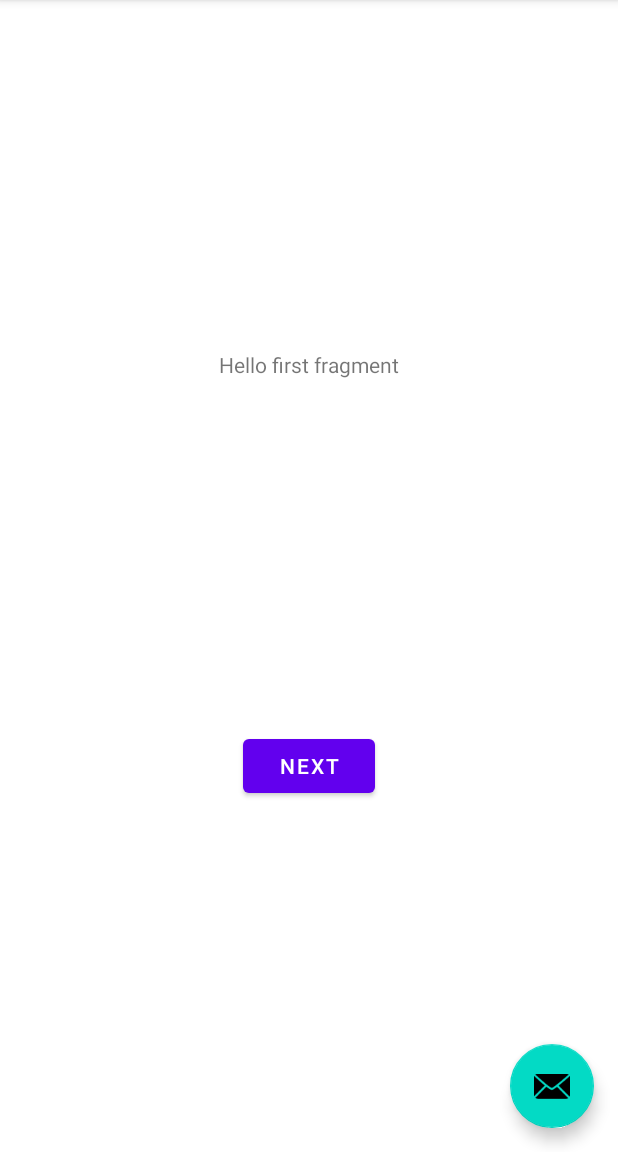
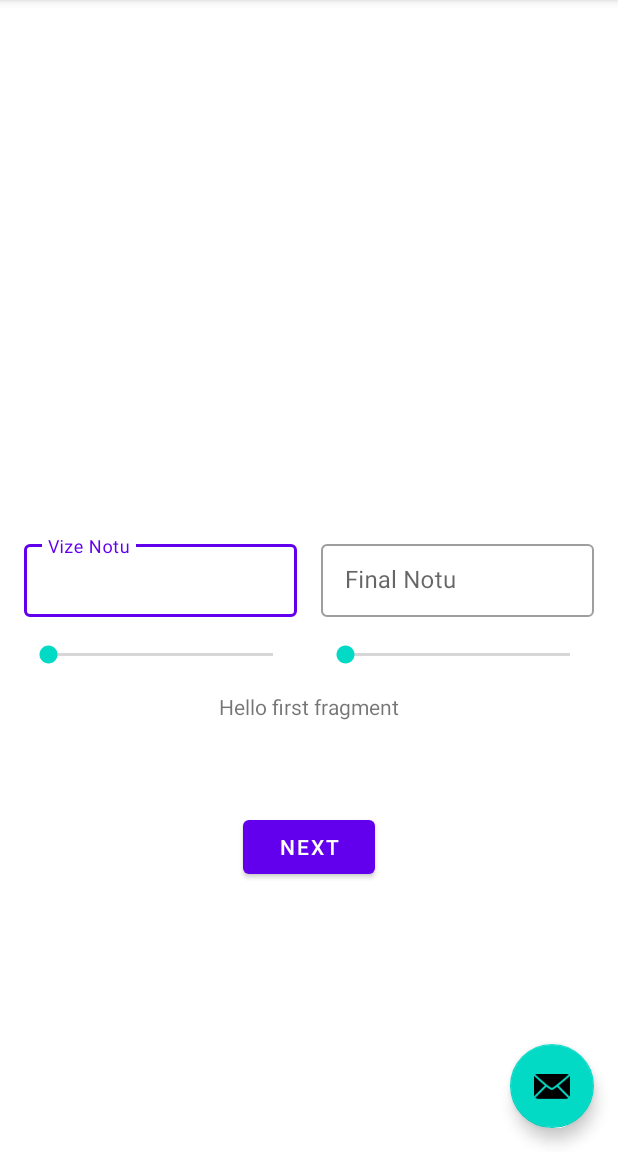
Before and after one commit to emirhalici/VizeFinalNotHesaplayici, an Android app: the screen it shows after launch (MainActivity), on a phone screen of 412 x 824 dp, the part 84-1236 px from its top. Run offline under Robolectric (Android 15) with nearby library versions, the phone set to English and light mode, and no system bars.

Commit message:
Initial commit Initial layout changes to first fragment

```diff
--- a/app/build.gradle
+++ b/app/build.gradle
@@ -35,7 +35,7 @@ dependencies {
     implementation 'androidx.constraintlayout:constraintlayout:2.0.4'
     implementation 'androidx.navigation:navigation-fragment:2.3.5'
     implementation 'androidx.navigation:navigation-ui:2.3.5'
-    testImplementation 'junit:junit:4.+'
+    testImplementation 'junit:junit:4.13.2'
     androidTestImplementation 'androidx.test.ext:junit:1.1.2'
     androidTestImplementation 'androidx.test.espresso:espresso-core:3.3.0'
 }
--- a/app/src/main/res/layout/fragment_first.xml
+++ b/app/src/main/res/layout/fragment_first.xml
@@ -6,15 +6,29 @@
     android:layout_height="match_parent"
     tools:context=".FirstFragment">
 
+    <SeekBar
+        android:id="@+id/sb_final"
+        style="@style/Widget.AppCompat.SeekBar"
+        android:layout_width="0dp"
+        android:layout_height="wrap_content"
+        android:layout_marginTop="16dp"
+        android:indeterminate="false"
+        android:max="100"
+        android:progress="0"
+        app:layout_constraintEnd_toEndOf="@+id/til_final"
+        app:layout_constraintStart_toStartOf="@+id/til_final"
+        app:layout_constraintTop_toBottomOf="@+id/til_final" />
+
     <TextView
         android:id="@+id/textview_first"
         android:layout_width="wrap_content"
         android:layout_height="wrap_content"
+        android:layout_marginTop="16dp"
         android:text="@string/hello_first_fragment"
-        app:layout_constraintBottom_toTopOf="@id/button_first"
         app:layout_constraintEnd_toEndOf="parent"
+        app:layout_constraintHorizontal_bias="0.501"
         app:layout_constraintStart_toStartOf="parent"
-        app:layout_constraintTop_toTopOf="parent" />
+        app:layout_constraintTop_toBottomOf="@+id/sb_vize" />
 
     <Button
         android:id="@+id/button_first"
@@ -24,5 +38,58 @@
         app:layout_constraintBottom_toBottomOf="parent"
         app:layout_constraintEnd_toEndOf="parent"
         app:layout_constraintStart_toStartOf="parent"
-        app:layout_constraintTop_toBottomOf="@id/textview_first" />
+        app:layout_constraintTop_toBottomOf="@+id/textview_first"
+        app:layout_constraintVertical_bias="0.25" />
+
+    <com.google.android.material.textfield.TextInputLayout
+        android:id="@+id/til_vize"
+        android:layout_width="0dp"
+        android:layout_height="wrap_content"
+        android:layout_marginStart="16dp"
+        android:layout_marginEnd="8dp"
+        app:hintEnabled="true"
+        app:layout_constraintBottom_toBottomOf="parent"
+        app:layout_constraintEnd_toStartOf="@+id/til_final"
+        app:layout_constraintStart_toStartOf="parent"
+        app:layout_constraintTop_toTopOf="parent"
+        style="@style/Widget.MaterialComponents.TextInputLayout.OutlinedBox.Dense">
+
+        <com.google.android.material.textfield.TextInputEditText
+            android:layout_width="match_parent"
+            android:layout_height="wrap_content"
+            android:hint="@string/vizeNotu"
+            android:inputType="numberSigned"
+            android:singleLine="true" />
+    </com.google.android.material.textfield.TextInputLayout>
+
+    <com.google.android.material.textfield.TextInputLayout
+        android:id="@+id/til_final"
+        android:layout_width="0dp"
+        android:layout_height="wrap_content"
+        android:layout_marginStart="8dp"
+        android:layout_marginEnd="16dp"
+        app:layout_constraintBottom_toBottomOf="@+id/til_vize"
+        app:layout_constraintEnd_toEndOf="parent"
+        app:layout_constraintStart_toEndOf="@+id/til_vize"
+        style="@style/Widget.MaterialComponents.TextInputLayout.OutlinedBox.Dense">
+
+        <com.google.android.material.textfield.TextInputEditText
+            android:layout_width="match_parent"
+            android:layout_height="wrap_content"
+            android:hint="@string/finalNotu"
+            android:inputType="numberSigned"
+            android:singleLine="true" />
+    </com.google.android.material.textfield.TextInputLayout>
+
+    <SeekBar
+        android:id="@+id/sb_vize"
+        android:layout_width="0dp"
+        android:layout_height="wrap_content"
+        android:layout_marginTop="16dp"
+        android:max="100"
+        android:progress="0"
+        app:layout_constraintEnd_toEndOf="@+id/til_vize"
+        app:layout_constraintStart_toStartOf="@+id/til_vize"
+        app:layout_constraintTop_toBottomOf="@+id/til_vize" />
+
 </androidx.constraintlayout.widget.ConstraintLayout>
--- a/app/src/main/res/values/strings.xml
+++ b/app/src/main/res/values/strings.xml
@@ -9,4 +9,6 @@
 
     <string name="hello_first_fragment">Hello first fragment</string>
     <string name="hello_second_fragment">Hello second fragment. Arg: %1$s</string>
+    <string name="vizeNotu">Vize Notu</string>
+    <string name="finalNotu">Final Notu</string>
 </resources>
```
